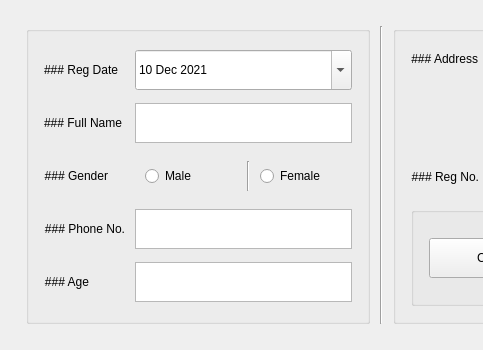
Qt form addpatient.ui (kushagra10025/Hospital-Registration-Portal) before a commit; both pictures show x 0 to 483 and y 0 to 350 of the 750 by 350 pixel window.
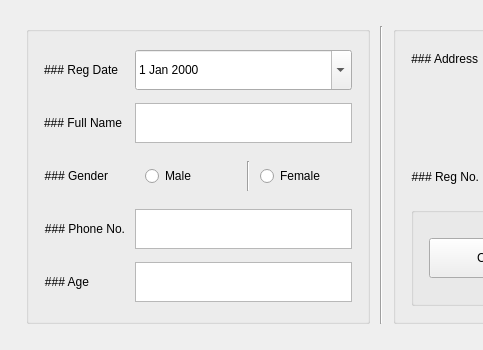
The same form after that commit.

Patch:
```diff
--- a/addpatient.ui
+++ b/addpatient.ui
@@ -110,13 +110,6 @@
               <property name="calendarPopup">
                <bool>true</bool>
               </property>
-              <property name="date">
-               <date>
-                <year>2021</year>
-                <month>12</month>
-                <day>10</day>
-               </date>
-              </property>
              </widget>
             </item>
             <item row="1" column="0">
```
